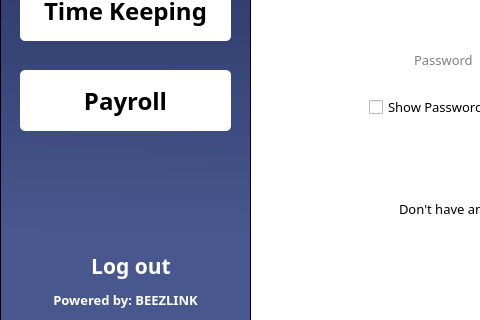
Before: the Qt Designer form MainFrame/Resources/UI/Main.ui in Maze711/systemPayroll, drawn with Qt 5; both pictures show x 0 to 480 and y 280 to 600 of the 800 by 600 pixel window.
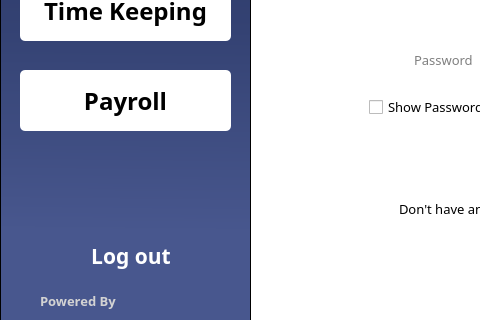
After: the same form once the commit is applied. Icons and pictures are not drawn.

```diff
--- a/MainFrame/Resources/UI/Main.ui
+++ b/MainFrame/Resources/UI/Main.ui
@@ -264,7 +264,7 @@
      <property name="geometry">
       <rect>
        <x>20</x>
-       <y>530</y>
+       <y>520</y>
        <width>211</width>
        <height>31</height>
       </rect>
@@ -303,10 +303,10 @@
     <widget class="QLabel" name="label_4">
      <property name="geometry">
       <rect>
-       <x>50</x>
+       <x>40</x>
        <y>570</y>
-       <width>151</width>
-       <height>20</height>
+       <width>81</width>
+       <height>21</height>
       </rect>
      </property>
      <property name="font">
@@ -318,16 +318,32 @@
       </font>
      </property>
      <property name="styleSheet">
-      <string notr="true">color: rgb(255, 255, 255);</string>
+      <string notr="true">color: lightgray</string>
      </property>
      <property name="text">
-      <string>Powered by: BEEZLINK</string>
+      <string>Powered By</string>
      </property>
-     <property name="textFormat">
-      <enum>Qt::MarkdownText</enum>
+    </widget>
+    <widget class="QLabel" name="label_5">
+     <property name="geometry">
+      <rect>
+       <x>125</x>
+       <y>570</y>
+       <width>101</width>
+       <height>21</height>
+      </rect>
      </property>
-     <property name="alignment">
-      <set>Qt::AlignCenter</set>
+     <property name="styleSheet">
+      <string notr="true">opacity: 0.5</string>
+     </property>
+     <property name="text">
+      <string/>
+     </property>
+     <property name="pixmap">
+      <pixmap>../beezlinkupsmall.png</pixmap>
+     </property>
+     <property name="scaledContents">
+      <bool>true</bool>
      </property>
     </widget>
    </widget>
```
Left out of the diff: 6 changed lines with no effect on the pictures.
